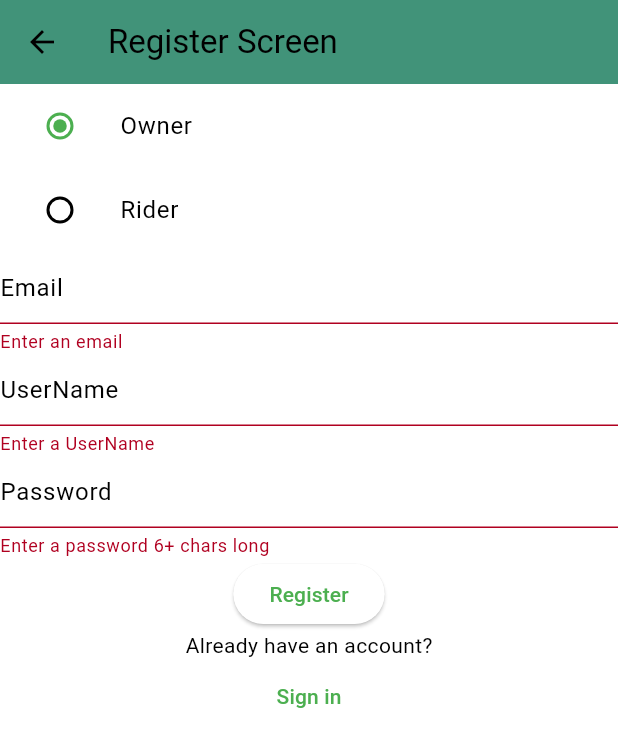
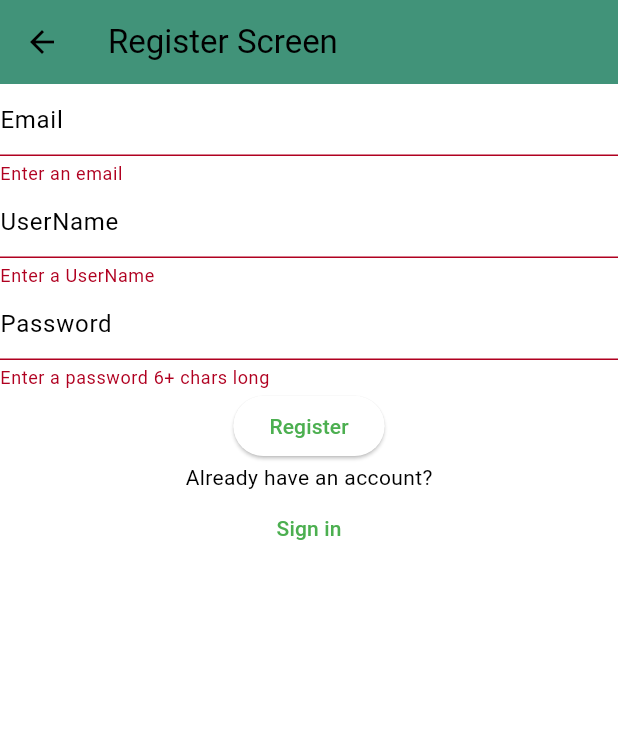
Before and after one commit to saleh-ioio/safeerv3, a Flutter app: the Register screen opened directly with empty values, after a tap on "Register", on a phone screen of 412 x 824 dp. Shown: the top 747 px of the screen. Run offline on Flutter 3.47's test engine with Material 3 defaults, Android fonts, the phone set to English and light mode, and no system bars; our stand-ins replace cloud_firestore, firebase_auth, firebase_core, shared_preferences; accounts and stored records are empty.

Commit message:
remove the radio button from register page

```diff
--- a/lib/screens/authenticate/authenticate.dart
+++ b/lib/screens/authenticate/authenticate.dart
@@ -78,7 +78,6 @@ class _AuthenticateState extends State<Authenticate> {
         }else{
           return ChooseUserTypePage();
         }
-        return Scaffold(body:  Center(child: CircularProgressIndicator()));
       }}
     );
   }
--- a/lib/screens/authenticate/register.dart
+++ b/lib/screens/authenticate/register.dart
@@ -25,8 +25,6 @@ class _RegisterState extends State<Register> {
   String username = '';
   String error = '';
 
-  UserTyp userType = UserTyp.owner;
-
   final _formKey = GlobalKey<FormState>();
   @override
   Widget build(BuildContext context) {
@@ -39,30 +37,6 @@ class _RegisterState extends State<Register> {
         child: Center(
           child: Column(
             children: [
-              ListTile(
-                title: const Text('Owner'),
-                leading: Radio<UserTyp>(
-                  value: UserTyp.owner,
-                  groupValue: userType, //_userKind,
-                  onChanged: (UserTyp? value) {
-                    setState(() {
-                      userType = value!;
-                    });
-                  },
-                ),
-              ),
-              ListTile(
-                title: const Text('Rider'),
-                leading: Radio(
-                  value: UserTyp.rider,
-                  groupValue: userType, //_userKind
-                  onChanged: (value) {
-                    setState(() {
-                      userType = value!;
-                    });
-                  },
-                ),
-              ),
               TextFormField(
                 decoration: InputDecoration(
                   hintText: 'Email',
@@ -102,7 +76,7 @@ class _RegisterState extends State<Register> {
                         email: email,
                         userName: username,
                         password: password,
-                        userType: userType);
+                        userType: widget.userType);
                     if (result == null) {
                       {
                         print('error signing in');
@@ -113,6 +87,12 @@ class _RegisterState extends State<Register> {
                     } else {
                       print('signed in');
                       print(result.uid);
+Navigator.pop(context);
+                  Navigator.push(
+                    context,
+                    MaterialPageRoute(
+                        builder: (context) => SignIn(usertype: widget.userType)),
+                  );
                     }
                   }
                 },
@@ -125,7 +105,7 @@ class _RegisterState extends State<Register> {
                   Navigator.push(
                     context,
                     MaterialPageRoute(
-                        builder: (context) => SignIn(usertype: userType)),
+                        builder: (context) => SignIn(usertype: widget.userType)),
                   );
                 },
                 child: Text('Sign in'),
```
